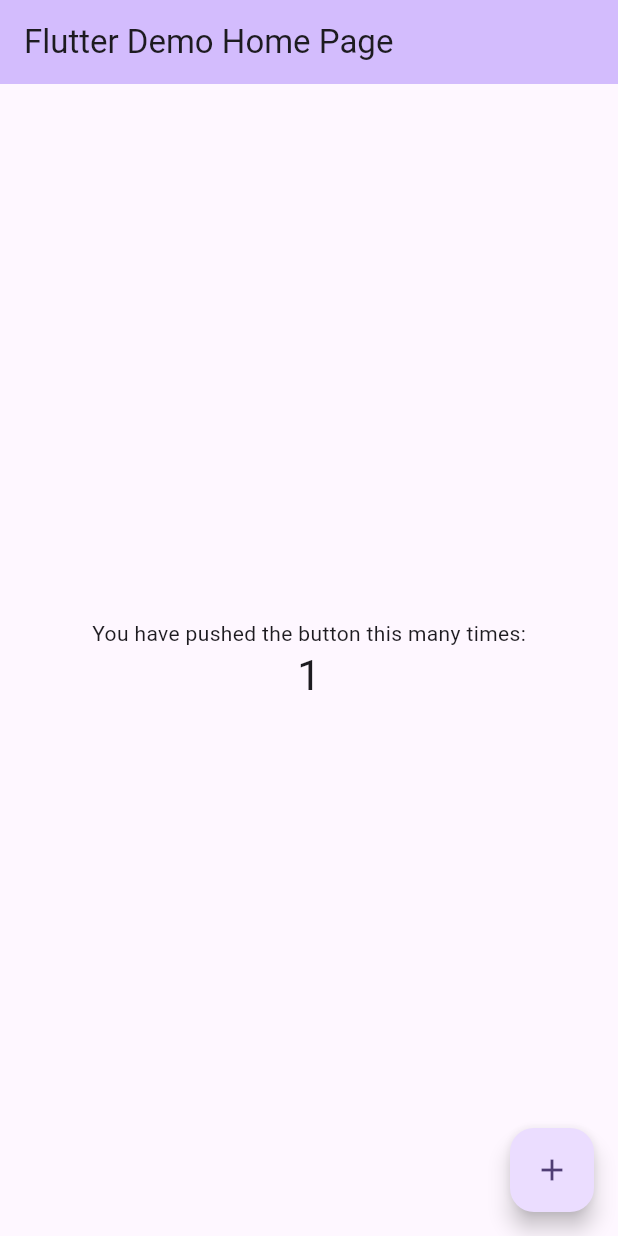
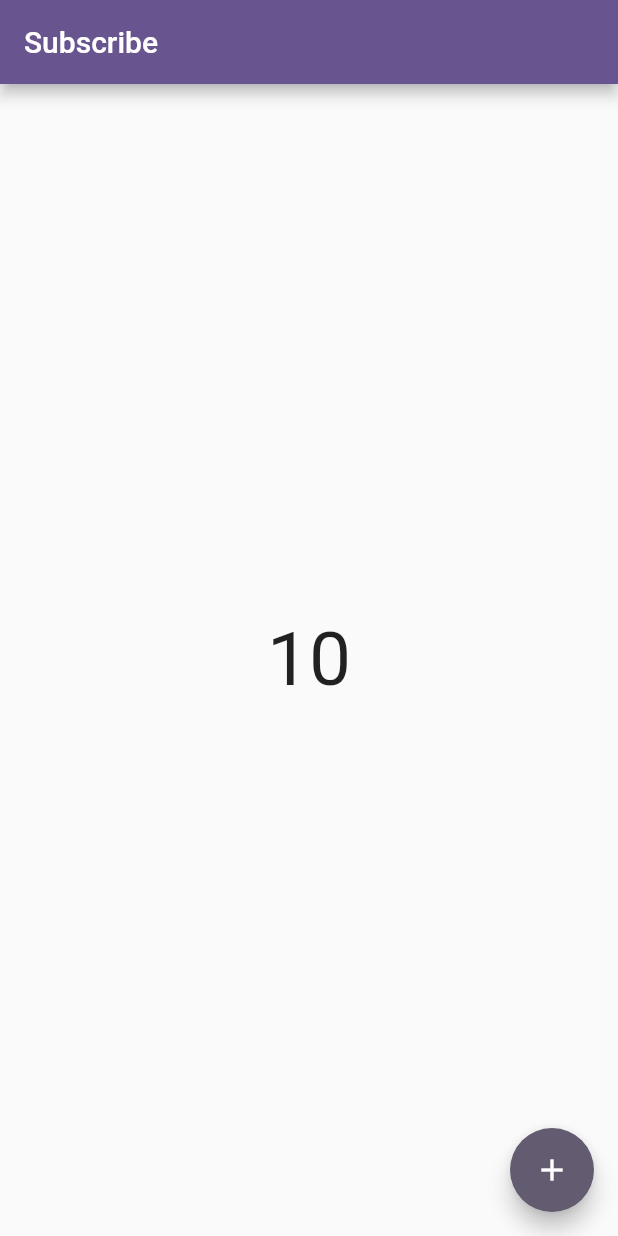
Before and after one commit to arslanbalochashu/state_management, a Flutter app: the screen it shows after launch, after a tap on the "add" icon, on a phone screen of 412 x 824 dp. Run offline on Flutter 3.47's test engine with Material 2 defaults, Android fonts, the phone set to English and light mode, and no system bars.

Commit message:
completed counter example

```diff
--- a/lib/main.dart
+++ b/lib/main.dart
@@ -1,4 +1,7 @@
 import 'package:flutter/material.dart';
+import 'package:state_management/provider/count_provider.dart';
+import 'screens/count_example.dart';
+import 'package:provider/provider.dart';
 
 void main() {
   runApp(const MyApp());
@@ -10,116 +13,17 @@ class MyApp extends StatelessWidget {
   // This widget is the root of your application.
   @override
   Widget build(BuildContext context) {
-    return MaterialApp(
-      title: 'Flutter Demo',
-      theme: ThemeData(
-        // This is the theme of your application.
-        //
-        // TRY THIS: Try running your application with "flutter run". You'll see
-        // the application has a blue toolbar. Then, without quitting the app,
-        // try changing the seedColor in the colorScheme below to Colors.green
-        // and then invoke "hot reload" (save your changes or press the "hot
-        // reload" button in a Flutter-supported IDE, or press "r" if you used
-        // the command line to start the app).
-        //
-        // Notice that the counter didn't reset back to zero; the application
-        // state is not lost during the reload. To reset the state, use hot
-        // restart instead.
-        //
-        // This works for code too, not just values: Most code changes can be
-        // tested with just a hot reload.
-        colorScheme: ColorScheme.fromSeed(seedColor: Colors.deepPurple),
-        useMaterial3: true,
+    return ChangeNotifierProvider(
+
+      create: (_) => CountProvider(),
+      child :MaterialApp(
+        debugShowCheckedModeBanner: false,
+        title: 'Flutter Demo',
+        theme: ThemeData(
+          colorScheme: ColorScheme.fromSeed(seedColor: Colors.deepPurple),
+        ),
+        home: const CountExample(),
       ),
-      home: const MyHomePage(title: 'Flutter Demo Home Page'),
     );
   }
 }
-
-class MyHomePage extends StatefulWidget {
-  const MyHomePage({super.key, required this.title});
-
-  // This widget is the home page of your application. It is stateful, meaning
-  // that it has a State object (defined below) that contains fields that affect
-  // how it looks.
-
-  // This class is the configuration for the state. It holds the values (in this
-  // case the title) provided by the parent (in this case the App widget) and
-  // used by the build method of the State. Fields in a Widget subclass are
-  // always marked "final".
-
-  final String title;
-
-  @override
-  State<MyHomePage> createState() => _MyHomePageState();
-}
-
-class _MyHomePageState extends State<MyHomePage> {
-  int _counter = 0;
-
-  void _incrementCounter() {
-    setState(() {
-      // This call to setState tells the Flutter framework that something has
-      // changed in this State, which causes it to rerun the build method below
-      // so that the display can reflect the updated values. If we changed
-      // _counter without calling setState(), then the build method would not be
-      // called again, and so nothing would appear to happen.
-      _counter++;
-    });
-  }
-
-  @override
-  Widget build(BuildContext context) {
-    // This method is rerun every time setState is called, for instance as done
-    // by the _incrementCounter method above.
-    //
-    // The Flutter framework has been optimized to make rerunning build methods
-    // fast, so that you can just rebuild anything that needs updating rather
-    // than having to individually change instances of widgets.
-    return Scaffold(
-      appBar: AppBar(
-        // TRY THIS: Try changing the color here to a specific color (to
-        // Colors.amber, perhaps?) and trigger a hot reload to see the AppBar
-        // change color while the other colors stay the same.
-        backgroundColor: Theme.of(context).colorScheme.inversePrimary,
-        // Here we take the value from the MyHomePage object that was created by
-        // the App.build method, and use it to set our appbar title.
-        title: Text(widget.title),
-      ),
-      body: Center(
-        // Center is a layout widget. It takes a single child and positions it
-        // in the middle of the parent.
-        child: Column(
-          // Column is also a layout widget. It takes a list of children and
-          // arranges them vertically. By default, it sizes itself to fit its
-          // children horizontally, and tries to be as tall as its parent.
-          //
-          // Column has various properties to control how it sizes itself and
-          // how it positions its children. Here we use mainAxisAlignment to
-          // center the children vertically; the main axis here is the vertical
-          // axis because Columns are vertical (the cross axis would be
-          // horizontal).
-          //
-          // TRY THIS: Invoke "debug painting" (choose the "Toggle Debug Paint"
-          // action in the IDE, or press "p" in the console), to see the
-          // wireframe for each widget.
-          mainAxisAlignment: MainAxisAlignment.center,
-          children: <Widget>[
-            const Text(
-              'You have pushed the button this many times:',
-            ),
-            Text(
-              '$_counter',
-              style: Theme.of(context).textTheme.headlineMedium,
-            ),
-          ],
-        ),
-      ),
-      floatingActionButton: FloatingActionButton(
-        onPressed: _incrementCounter,
-        tooltip: 'Increment',
-        child: const Icon(Icons.add),
-      ), // This trailing comma makes auto-formatting nicer for build methods.
-    );
-  }
-}
--- /dev/null
+++ b/lib/provider/count_provider.dart
@@ -0,0 +1,11 @@
+import 'package:flutter/foundation.dart';
+
+class CountProvider with ChangeNotifier{
+  int _count = 0;
+  int get count => _count;
+
+  void setCount (){
+    _count++;
+    notifyListeners();
+  }
+}
--- /dev/null
+++ b/lib/screens/count_example.dart
@@ -0,0 +1,56 @@
+import 'dart:async';
+
+import 'package:flutter/material.dart';
+import 'package:provider/provider.dart';
+
+import '../provider/count_provider.dart';
+
+class CountExample extends StatefulWidget {
+  const CountExample({Key? key}) : super(key: key);
+
+  @override
+  State<CountExample> createState() => _CountExampleState();
+}
+
+class _CountExampleState extends State<CountExample> {
+@override
+  void initState() {
+    // TODO: implement initState
+    super.initState();
+    final countProvider = Provider.of<CountProvider>(context, listen: false);
+    Timer.periodic(const Duration(seconds: 1), (timer) {
+      countProvider.setCount();
+    });
+  }
+
+
+  @override
+  Widget build(BuildContext context) {
+    final countProvider = Provider.of<CountProvider>(context, listen: false);
+    return Scaffold(
+      appBar: AppBar(
+        title: const Text('Subscribe'),
+      ),
+      body: Consumer<CountProvider>(
+
+        builder: ( context, value,  child) {
+          return Column(
+            mainAxisAlignment: MainAxisAlignment.center,
+            crossAxisAlignment: CrossAxisAlignment.center,
+            children: [
+              Center(
+                child: Text(value.count.toString(),style: const TextStyle(fontSize: 50,),),
+              )
+            ],
+          );
+        },
+      ),
+      floatingActionButton: FloatingActionButton(
+        onPressed: (){
+          countProvider.setCount();
+        },
+        child: const Icon(Icons.add),
+      ),
+    );
+  }
+}
--- a/pubspec.yaml
+++ b/pubspec.yaml
@@ -35,6 +35,7 @@ dependencies:
   # The following adds the Cupertino Icons font to your application.
   # Use with the CupertinoIcons class for iOS style icons.
   cupertino_icons: ^1.0.2
+  provider: ^6.0.5
 
 dev_dependencies:
   flutter_test:
```
Also changed, not shown: pubspec.lock.
